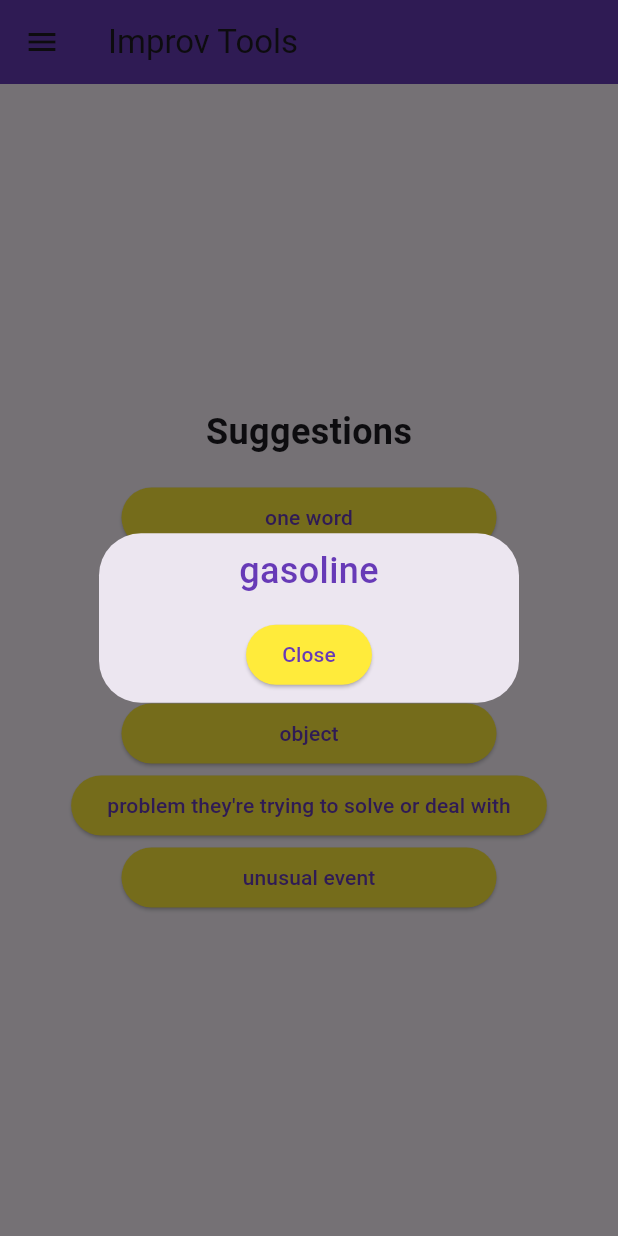
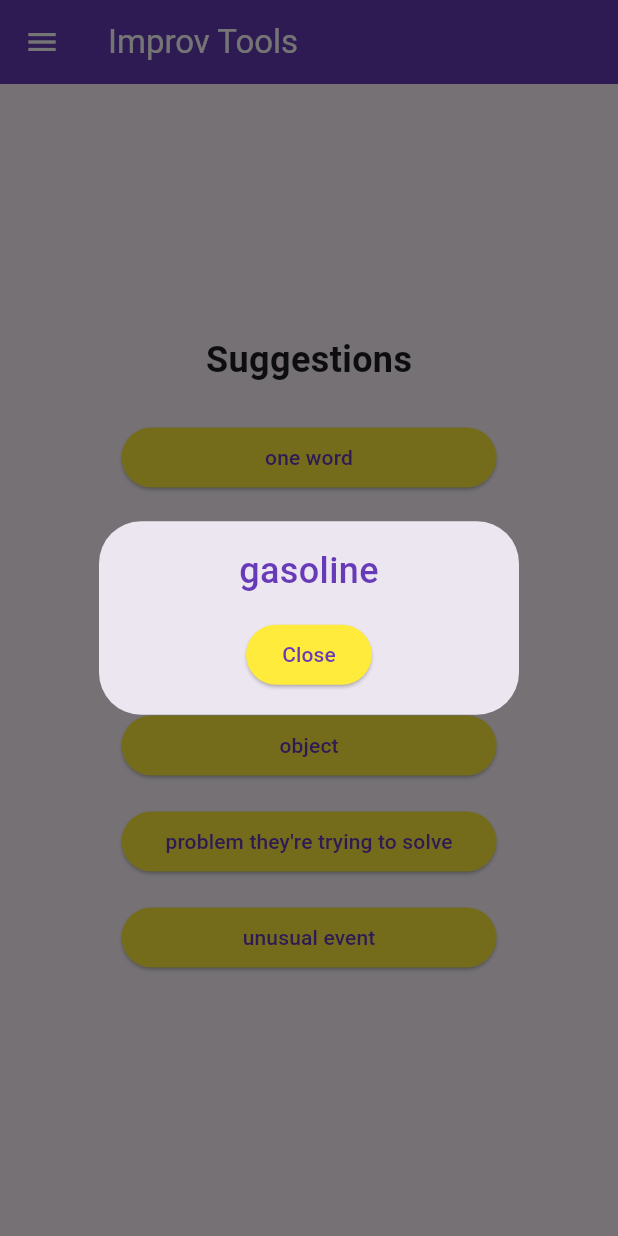
Before and after one commit to knuckledragger314/improv-tools, a Flutter app: the screen it shows after launch, after a tap on "one word", on a phone screen of 412 x 824 dp. Run offline on Flutter 3.47's test engine with Material 3 defaults, Android fonts, the phone set to English and light mode, and no system bars.

Commit message:
upgraded flutter and minor changes

```diff
--- a/lib/main.dart
+++ b/lib/main.dart
@@ -58,8 +58,9 @@ class _MyHomePageState extends State<MyHomePage> {
   Widget build(BuildContext context) {
     return Scaffold(
         appBar: AppBar(
-          title: const Text('Improv Tools'),
+          title: const Text('Improv Tools', style: TextStyle(color: Colors.white),),
           backgroundColor: Colors.deepPurple,
+          iconTheme: const IconThemeData(color: Colors.white),
         ),
         drawer: Drawer(
           child: ListView.builder(
@@ -112,7 +113,7 @@ class Suggestions extends StatelessWidget {
               SuggestionButton(getter: Objects.getObjects(), type: 'object'),
               SuggestionButton(
                   getter: Problem.getProblems(),
-                  type: 'problem they\'re trying to solve or deal with'),
+                  type: 'problem they\'re trying to solve'),
               SuggestionButton(
                   getter: UnusualEvent.getUnusualEvents(),
                   type: 'unusual event'),
--- a/lib/widgets/suggestion_button.dart
+++ b/lib/widgets/suggestion_button.dart
@@ -10,7 +10,9 @@ class SuggestionButton extends StatelessWidget {
 
   @override
   Widget build(BuildContext context) {
-    return ElevatedButton(
+    return Padding(
+      padding: const EdgeInsets.all(8.0),
+      child: ElevatedButton(
         style: ElevatedButton.styleFrom(backgroundColor: Colors.yellow, foregroundColor: Colors.deepPurple, minimumSize: const Size(250,40)),
         onPressed: () {
           var result = [];
@@ -22,10 +24,9 @@ class SuggestionButton extends StatelessWidget {
             context: context,
             builder: (BuildContext context) => Dialog(
               child: Padding(
-              padding: const EdgeInsets.all(8.0),
+                padding: const EdgeInsets.all(16.0),
                 child: Column(
                   mainAxisSize: MainAxisSize.min,
-                //mainAxisAlignment: MainAxisAlignment.center,
                   children: <Widget>[
                     Text(
                       text,
@@ -52,6 +53,7 @@ class SuggestionButton extends StatelessWidget {
           );
         },
         child: Text(type),
+      ),
     );
   }
 }
```
Also changed, not shown: pubspec.lock, 4 other files. Lines whose indentation alone changed are shown as unchanged.
